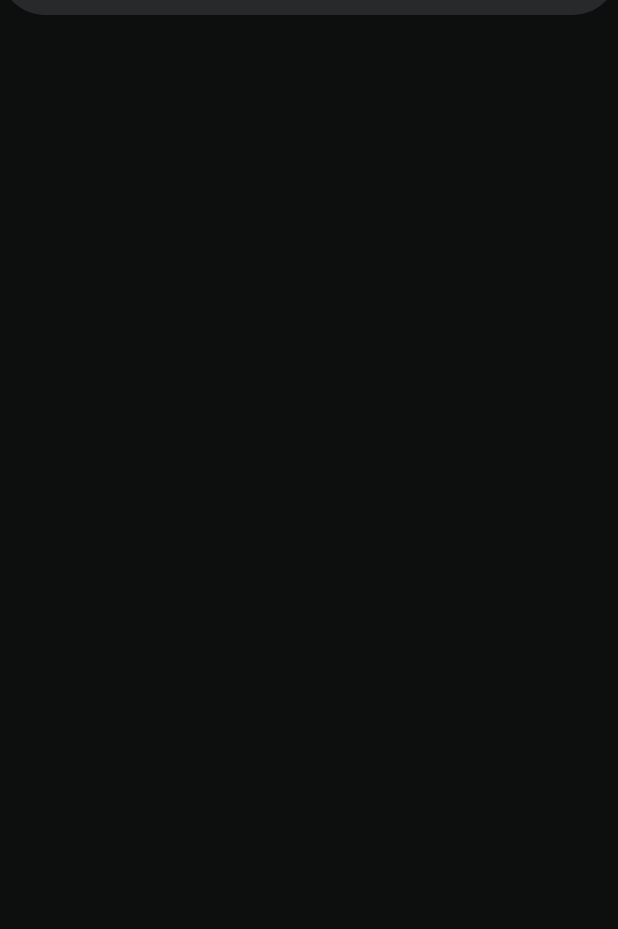
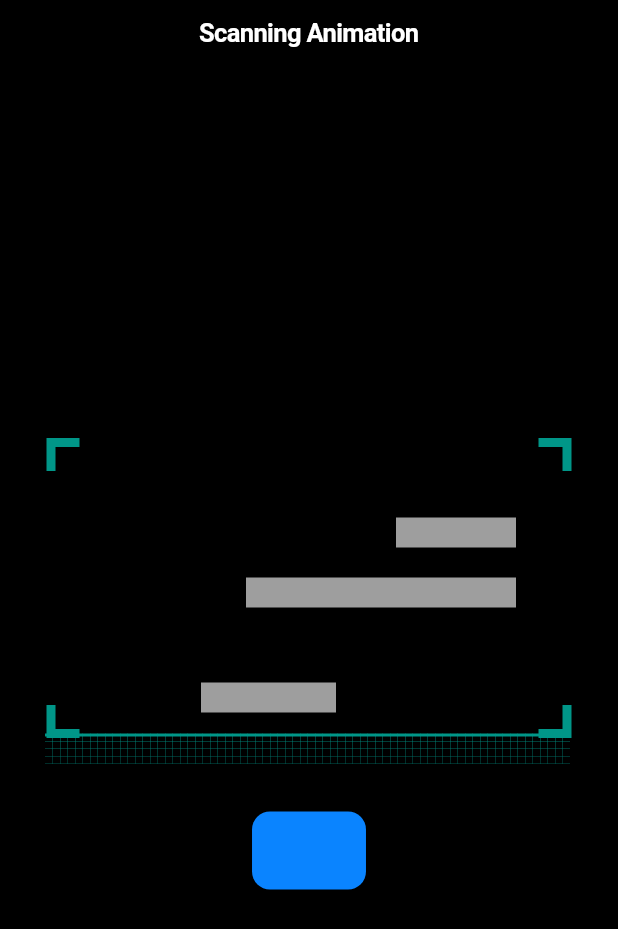
Before and after one commit to maryambehzi/flutterWidgets, a Flutter app: the screen it shows after launch, on a phone screen of 412 x 824 dp. Shown: the top 929 px of the screen. Run offline on Flutter 3.47's test engine with Material 2 defaults, Android fonts, the phone set to English and light mode, and no system bars; our stand-ins replace shamsi_date.

Commit message:
adding scanner

```diff
--- /dev/null
+++ b/lib/Scanner/scanner.dart
@@ -0,0 +1,313 @@
+import 'package:flutter/cupertino.dart';
+import 'package:flutter/material.dart';
+
+class MyScannerApp extends StatelessWidget {
+
+  @override
+  Widget build(BuildContext context) {
+    return CupertinoApp(
+      debugShowCheckedModeBanner: false,
+      title: 'Photo Scanner',
+      home: ScannerScreen(),
+      theme: CupertinoThemeData(
+          brightness: Brightness.dark
+      ),
+    );
+  }
+}
+
+class ScannerScreen extends StatefulWidget {
+  @override
+  State<StatefulWidget> createState() {
+    return ScannerScreenState();
+  }
+}
+
+class ScannerScreenState extends State<ScannerScreen>
+    with SingleTickerProviderStateMixin {
+
+  late AnimationController _animationController;
+  bool _animationStopped = false;
+  String scanText = "Scan";
+  bool scanning = false;
+
+  @override
+  void initState() {
+    _animationController = new AnimationController(
+        upperBound: 0.55,
+        duration: new Duration(milliseconds: 1500), vsync: this);
+    _animationController.addStatusListener((status) {
+      if (status == AnimationStatus.completed) {
+        animateScanAnimation(true);
+      } else if (status == AnimationStatus.dismissed) {
+        animateScanAnimation(false);
+      }
+    });
+    super.initState();
+  }
+
+  @override
+  Widget build(BuildContext context) {
+    return CupertinoPageScaffold(
+      navigationBar: const CupertinoNavigationBar(middle: Text("Scanning Animation")),
+      child: SafeArea(
+        child: SizedBox(
+            height: double.infinity,
+            width: double.infinity,
+            child: Column(
+                mainAxisSize: MainAxisSize.max,
+                crossAxisAlignment: CrossAxisAlignment.center,
+                mainAxisAlignment: MainAxisAlignment.center,
+                children: [
+                  Stack(children: [
+
+                    Column(
+                      children: [
+                        Padding(
+                          padding: const EdgeInsets.only(top: 70.0, left: 250),
+                          child: Container(
+                            height: 20,
+                            width: 80,
+                            color: Colors.grey,
+                          ),
+                        ),
+                        Padding(
+                          padding: const EdgeInsets.only(top: 20.0, left: 150),
+                          child: Container(
+                            height: 20,
+                            width: 180,
+                            color: Colors.grey,
+
+                          ),
+                        ),
+                        Padding(
+                          padding: const EdgeInsets.only(top: 50.0,),
+                          child: Container(
+                            height: 20,
+                            width: 90,
+                            color: Colors.grey,
+                          ),
+                        ),
+
+                      ],
+                    ),
+                    ScannerAnimation(
+                      false,
+                      350,
+                      60,
+                      animation: _animationController as Animation<double>,
+                    ),
+                    Padding(
+                      padding: const EdgeInsets.all(16.0),
+                      child: Container(
+                        decoration: BoxDecoration(
+                          border: Border.all(color: Colors.transparent),
+                        ),
+                        child: ClipRRect(
+                          // borderRadius: BorderRadius.all(Radius.circular(12)),
+                          child: Container(
+                            width: 350,
+                            height: 200,
+                            color: Colors.transparent,
+                            child: CustomPaint(
+                              foregroundPainter: BorderPainter(),
+                              child: Container(
+                                width: 350,
+                                height: 70,
+                                color: Colors.transparent,
+                              ),
+                            ),
+                          ),
+                        ),
+                      ),
+                    ),
+
+                  ]),
+                  Padding(
+                    padding: const EdgeInsets.only(top: 32.0),
+                    child: CupertinoButton(
+                      color: CupertinoColors.activeBlue,
+                      onPressed: () {
+                        if (!scanning) {
+                          animateScanAnimation(false);
+                          setState(() {
+                            _animationStopped = false;
+                            scanning = true;
+                            scanText = "Stop";
+                          });
+                        } else {
+                          setState(() {
+                            _animationStopped = true;
+                            scanning = false;
+                            scanText = "Scan";
+                          });
+                        }
+                      },
+                      child: Text(scanText),
+                    ),
+                  )
+                ])),
+      ),
+    );
+  }
+
+  void animateScanAnimation(bool reverse) {
+    if (reverse) {
+      _animationController.reverse(from: 1.0);
+    } else {
+      _animationController.forward(from: 0.0);
+    }
+  }
+
+  @override
+  void dispose() {
+    _animationController.dispose();
+    super.dispose();
+  }
+}
+
+class ScannerAnimation extends AnimatedWidget {
+  final bool stopped;
+  final double width;
+  final double height;
+
+  const ScannerAnimation(
+      this.stopped,
+      this.width,
+      this.height, {
+        Key? key,
+        required Animation<double> animation,
+      }) : super(
+    key: key,
+    listenable: animation,
+  );
+
+  Widget build(BuildContext context) {
+    final Animation<double> animation = listenable as Animation<double>;
+    final scorePosition = (animation.value * 440) -40 ;
+
+    Color color1 = Colors.black;
+    Color color2 = Colors.transparent;
+
+    if (animation.status == AnimationStatus.reverse) {
+      color1 = Colors.transparent;
+      color2 = Colors.black;
+    }
+
+    return Positioned(
+      bottom: scorePosition,
+      left: 16.0,
+      child: Opacity(
+        opacity: (stopped) ? 0.0 : 1.0,
+        child: Container(
+          decoration: BoxDecoration(
+            gradient: LinearGradient(
+              begin: Alignment.bottomCenter,
+              end: Alignment.topCenter,
+              colors: [color1, color2],
+            ),
+          ),
+          height: 60,
+          width: 350,
+          child: CustomPaint(
+            painter: BacgroundPaint(),
+            child: Container(
+              decoration: BoxDecoration(
+                border: animation.status == AnimationStatus.reverse
+                    ? const Border(
+                  bottom: BorderSide(width: 2.0, color: Colors.teal),)
+                    : const Border(
+                  top: BorderSide(width: 2.0, color: Colors.teal),),
+                gradient: LinearGradient(
+                  begin: Alignment.bottomCenter,
+                  end: Alignment.topCenter,
+                  colors: [color1, color2],
+                ),
+              ),
+              height: 60,
+              width: 350,
+            ),
+          ),
+        ),
+      ),
+    );
+  }
+}
+
+class BorderPainter extends CustomPainter {
+  @override
+  void paint(Canvas canvas, Size size) {
+    double sh = size.height; // for convenient shortage
+    double sw = size.width; // for convenient shortage
+    double cornerSide = sh * 0.08; // desirable value for corners side
+
+    Paint paint = Paint()
+      ..color = Colors.teal
+      ..strokeWidth = 12
+      ..style = PaintingStyle.stroke
+      ..strokeCap = StrokeCap.square;
+
+    Path path = Path()
+      ..moveTo(cornerSide, 0)
+      ..lineTo(0, 0)
+      ..lineTo(0, cornerSide)
+      ..moveTo(0, sh - cornerSide)
+      ..lineTo(0, sh)
+      ..lineTo(cornerSide, sh)
+      ..moveTo(sw - cornerSide, sh)
+      ..lineTo(sw, sh)
+      ..lineTo(sw, sh - cornerSide)
+      ..moveTo(sw, cornerSide)
+      ..lineTo(sw, 0)
+      ..lineTo(sw - cornerSide, 0);
+
+    canvas.drawPath(path, paint);
+  }
+
+  @override
+  bool shouldRepaint(BorderPainter oldDelegate) => false;
+
+  @override
+  bool shouldRebuildSemantics(BorderPainter oldDelegate) => false;
+}
+
+class BacgroundPaint extends CustomPainter {
+  @override
+  void paint(Canvas canvas, Size size) {
+    final height = size.height;
+    final width = size.width;
+    final paint = Paint();
+    final gradient = Paint();
+
+    Path mainBackground = Path();
+    mainBackground.addRect(Rect.fromLTRB(15, 0, width, height));
+
+    // canvas.drawPaint(gradient);
+
+    paint.color = Colors.teal;
+
+    const heightLine = 5; // your Horizontal line
+    const widthLine = 5; // your Vertical line
+
+    for(int i = 1 ; i < height ; i++){
+      if(i % heightLine == 0){
+        Path linePath = Path();
+        linePath.addRect(Rect.fromLTRB(0, i.toDouble(), width, (i+0.3).toDouble()));
+        canvas.drawPath(linePath, paint);
+      }
+    }
+    for(int i = 1 ; i < width ; i++){
+      if(i % widthLine == 0){
+        Path linePath = Path();
+        linePath.addRect(Rect.fromLTRB(i.toDouble(), 0 , (i+0.3).toDouble(), height));
+        canvas.drawPath(linePath, paint);
+      }
+    }
+
+  }
+
+  @override
+  bool shouldRepaint(covariant CustomPainter oldDelegate) {
+    return oldDelegate != this;
+  }
+}
--- a/lib/main.dart
+++ b/lib/main.dart
@@ -4,8 +4,7 @@ import 'package:flutter/material.dart';
 import 'package:flutter/services.dart';
 import 'package:widgets/CardBalance/CollapsingScreen.dart';
 import 'package:widgets/QuickTransaction/AnimationDragDown.dart';
-import 'package:widgets/QuickTransaction/quickTransaction.dart';
-import 'package:widgets/main.dart';
+import 'package:widgets/Scanner/scanner.dart';
 import 'package:widgets/receiptPage/NotchClipperCustom.dart';
 import 'package:widgets/Calender/custom_calendar.dart';
 import 'package:widgets/InternetPackage/internetTabBar.dart';
@@ -28,9 +27,9 @@ class MyApp extends StatelessWidget {
       debugShowCheckedModeBanner: false,
       title: 'Flutter Demo',
       theme: ThemeData(
-        primarySwatch: Colors.blue,
+        primarySwatch: Colors.teal,
       ),
-      home:AnimationSheet(),
+      home:MyScannerApp(),
     );
   }
 }
@@ -42,3 +41,4 @@ class MyApp extends StatelessWidget {
 //    CalendarPopupView()
 //    MyInternetHomePage()
 //    AnimationSheet()
+//    MyScannerApp()
```
